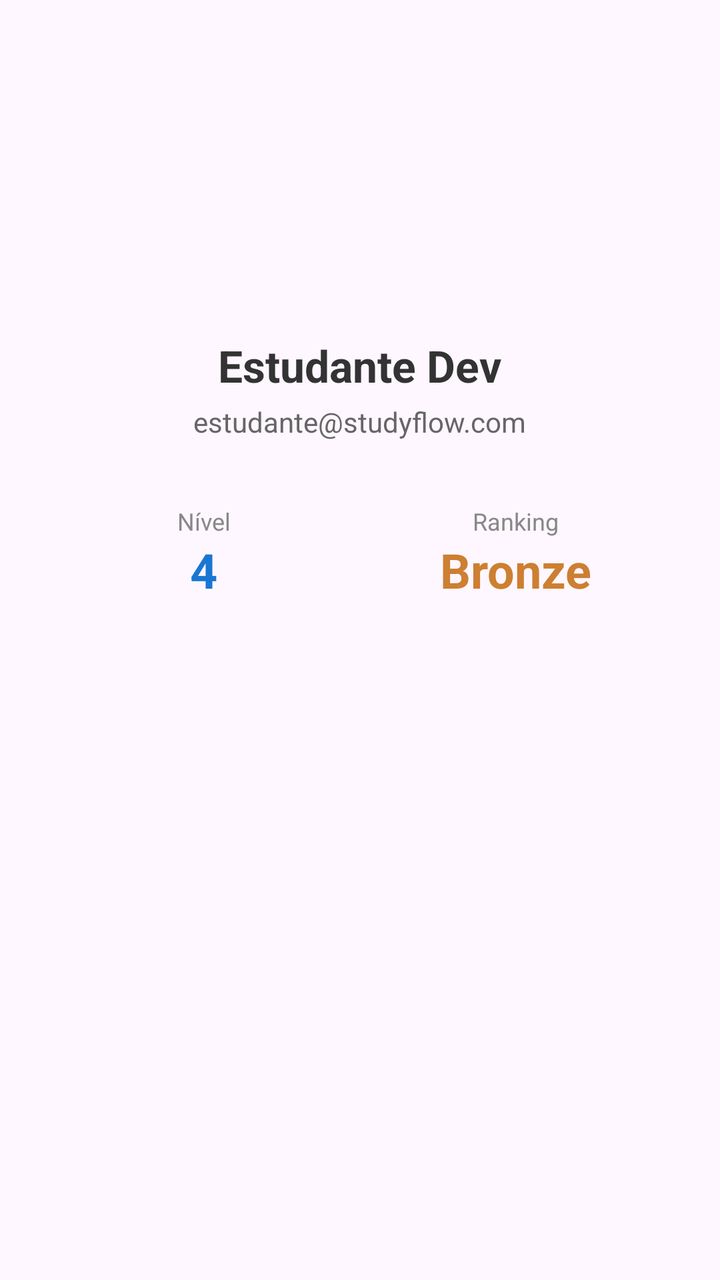
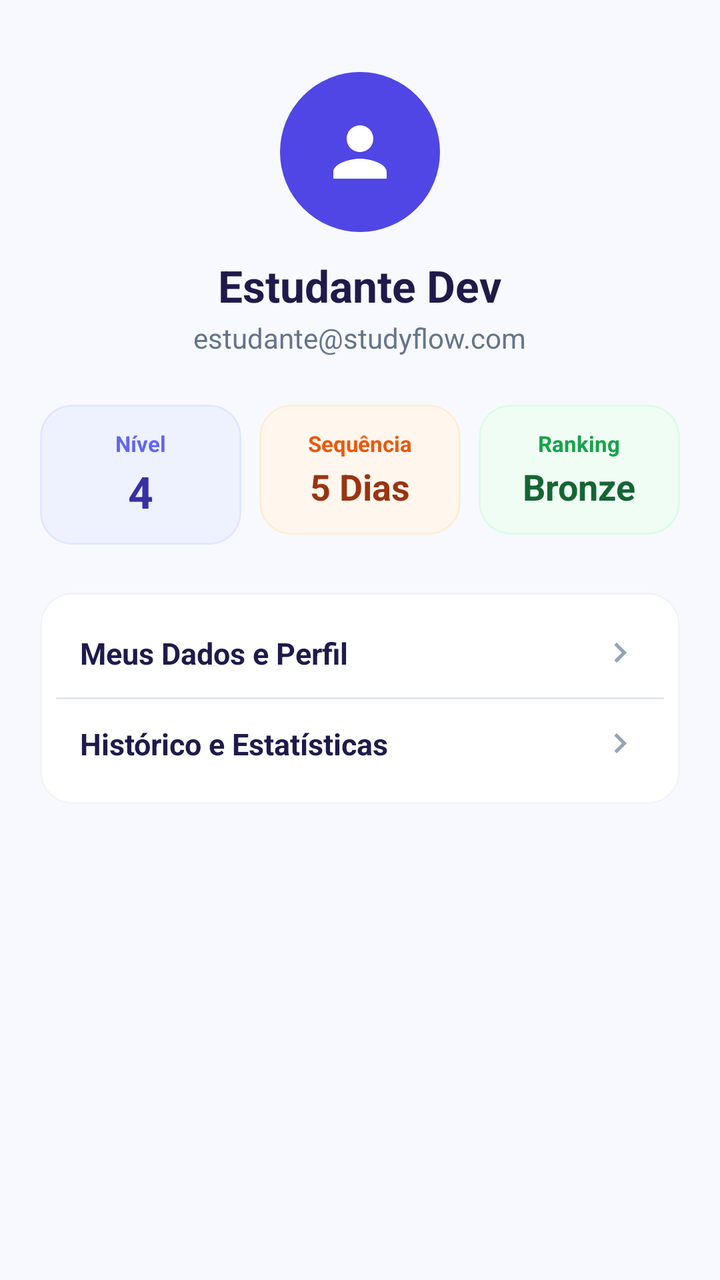

Compare the two renders of this Android layout. The source of the first and the diff that turns it into the second are given below.
<!-- AndroidManifest.xml: application theme Theme.StudyFlowDev -->
<!-- res/layout/fragment_perfil.xml -->
<?xml version="1.0" encoding="utf-8"?>
<LinearLayout xmlns:android="http://schemas.android.com/apk/res/android"
    android:layout_width="match_parent"
    android:layout_height="match_parent"
    android:orientation="vertical"
    android:gravity="center_horizontal"
    android:padding="24dp">

    <ImageView
        android:layout_width="96dp"
        android:layout_height="96dp"
        android:src="@android:drawable/sym_def_app_icon"
        android:layout_marginTop="32dp"
        android:layout_marginBottom="16dp"
        android:contentDescription="Foto do Perfil"/>

    <TextView
        android:layout_width="wrap_content"
        android:layout_height="wrap_content"
        android:text="Estudante Dev"
        android:textSize="22sp"
        android:textStyle="bold"
        android:textColor="#333333"
        android:layout_marginBottom="4dp"/>

    <TextView
        android:layout_width="wrap_content"
        android:layout_height="wrap_content"
        android:text="estudante@studyflow.com"
        android:textSize="14sp"
        android:textColor="#666666"
        android:layout_marginBottom="32dp"/>

    <LinearLayout
        android:layout_width="match_parent"
        android:layout_height="wrap_content"
        android:orientation="horizontal"
        android:gravity="center"
        android:weightSum="2">

        <LinearLayout
            android:layout_width="0dp"
            android:layout_height="wrap_content"
            android:layout_weight="1"
            android:orientation="vertical"
            android:gravity="center">

            <TextView
                android:layout_width="wrap_content"
                android:layout_height="wrap_content"
                android:text="Nível"
                android:textSize="12sp"
                android:textColor="#888888"/>

            <TextView
                android:layout_width="wrap_content"
                android:layout_height="wrap_content"
                android:text="4"
                android:textSize="24sp"
                android:textStyle="bold"
                android:textColor="#1976D2"/>
        </LinearLayout>

        <LinearLayout
            android:layout_width="0dp"
            android:layout_height="wrap_content"
            android:layout_weight="1"
            android:orientation="vertical"
            android:gravity="center">

            <TextView
                android:layout_width="wrap_content"
                android:layout_height="wrap_content"
                android:text="Ranking"
                android:textSize="12sp"
                android:textColor="#888888"/>

            <TextView
                android:layout_width="wrap_content"
                android:layout_height="wrap_content"
                android:text="Bronze"
                android:textSize="24sp"
                android:textStyle="bold"
                android:textColor="#CD7F32"/>
        </LinearLayout>
    </LinearLayout>

</LinearLayout>
<!-- resources referenced by this layout -->
<resources>
  <style name="Theme.StudyFlowDev" parent="Base.Theme.StudyFlowDev" />
  <style name="Base.Theme.StudyFlowDev" parent="Theme.Material3.DayNight.NoActionBar">
          
          
      </style>
</resources>

<!-- the commit's change to res/layout/fragment_perfil.xml (unified diff, before → after) -->
@@ -1,88 +1,252 @@
 <?xml version="1.0" encoding="utf-8"?>
-<LinearLayout xmlns:android="http://schemas.android.com/apk/res/android"
+<androidx.core.widget.NestedScrollView xmlns:android="http://schemas.android.com/apk/res/android"
+    xmlns:app="http://schemas.android.com/apk/res-auto"
     android:layout_width="match_parent"
     android:layout_height="match_parent"
-    android:orientation="vertical"
-    android:gravity="center_horizontal"
-    android:padding="24dp">
-
-    <ImageView
-        android:layout_width="96dp"
-        android:layout_height="96dp"
-        android:src="@android:drawable/sym_def_app_icon"
-        android:layout_marginTop="32dp"
-        android:layout_marginBottom="16dp"
-        android:contentDescription="Foto do Perfil"/>
-
-    <TextView
-        android:layout_width="wrap_content"
-        android:layout_height="wrap_content"
-        android:text="Estudante Dev"
-        android:textSize="22sp"
-        android:textStyle="bold"
-        android:textColor="#333333"
-        android:layout_marginBottom="4dp"/>
-
-    <TextView
-        android:layout_width="wrap_content"
-        android:layout_height="wrap_content"
-        android:text="estudante@studyflow.com"
-        android:textSize="14sp"
-        android:textColor="#666666"
-        android:layout_marginBottom="32dp"/>
+    android:fillViewport="true"
+    android:background="@color/bg_app">
 
     <LinearLayout
         android:layout_width="match_parent"
         android:layout_height="wrap_content"
-        android:orientation="horizontal"
-        android:gravity="center"
-        android:weightSum="2">
-
+        android:orientation="vertical"
+        android:gravity="center_horizontal"
+        android:padding="20dp">
+
+        
+        <FrameLayout
+            android:layout_width="80dp"
+            android:layout_height="80dp"
+            android:layout_marginTop="16dp"
+            android:layout_marginBottom="12dp"
+            android:background="@drawable/bg_circle_purple">
+
+            <ImageView
+                android:layout_width="40dp"
+                android:layout_height="40dp"
+                android:layout_gravity="center"
+                android:src="@drawable/ic_perfil"
+                app:tint="@color/white"
+                android:contentDescription="Foto de perfil" />
+        </FrameLayout>
+
+        
+        <TextView
+            android:id="@+id/text_nome_perfil"
+            android:layout_width="wrap_content"
+            android:layout_height="wrap_content"
+            android:text="Estudante Dev"
+            android:textSize="22sp"
+            android:textStyle="bold"
+            android:textColor="@color/text_primary" />
+
+        <TextView
+            android:id="@+id/text_email_perfil"
+            android:layout_width="wrap_content"
+            android:layout_height="wrap_content"
+            android:text="estudante@studyflow.com"
+            android:textSize="14sp"
+            android:textColor="@color/text_secondary"
+            android:layout_marginTop="2dp"
+            android:layout_marginBottom="24dp" />
+
+        
         <LinearLayout
-            android:layout_width="0dp"
-            android:layout_height="wrap_content"
-            android:layout_weight="1"
-            android:orientation="vertical"
-            android:gravity="center">
-
-            <TextView
-                android:layout_width="wrap_content"
-                android:layout_height="wrap_content"
-                android:text="Nível"
-                android:textSize="12sp"
-                android:textColor="#888888"/>
-
-            <TextView
-                android:layout_width="wrap_content"
-                android:layout_height="wrap_content"
-                android:text="4"
-                android:textSize="24sp"
-                android:textStyle="bold"
-                android:textColor="#1976D2"/>
+            android:layout_width="match_parent"
+            android:layout_height="wrap_content"
+            android:orientation="horizontal"
+            android:weightSum="3"
+            android:layout_marginBottom="24dp">
+
+            
+            <com.google.android.material.card.MaterialCardView
+                android:layout_width="0dp"
+                android:layout_height="wrap_content"
+                android:layout_weight="1"
+                android:layout_marginEnd="6dp"
+                app:cardCornerRadius="16dp"
+                app:cardElevation="0dp"
+                app:strokeWidth="1dp"
+                app:strokeColor="#E0E7FF"
+                app:cardBackgroundColor="@color/primary_purple_light">
+
+                <LinearLayout
+                    android:layout_width="match_parent"
+                    android:layout_height="wrap_content"
+                    android:orientation="vertical"
+                    android:gravity="center"
+                    android:padding="12dp">
+
+                    <TextView
+                        android:layout_width="wrap_content"
+                        android:layout_height="wrap_content"
+                        android:text="Nível"
+                        android:textSize="11sp"
+                        android:textStyle="bold"
+                        android:textColor="@color/primary_purple_medium" />
+
+                    <TextView
+                        android:layout_width="wrap_content"
+                        android:layout_height="wrap_content"
+                        android:text="4"
+                        android:textSize="22sp"
+                        android:textStyle="bold"
+                        android:textColor="@color/primary_purple_dark"
+                        android:layout_marginTop="2dp" />
+                </LinearLayout>
+            </com.google.android.material.card.MaterialCardView>
+
+            
+            <com.google.android.material.card.MaterialCardView
+                android:layout_width="0dp"
+                android:layout_height="wrap_content"
+                android:layout_weight="1"
+                android:layout_marginHorizontal="3dp"
+                app:cardCornerRadius="16dp"
+                app:cardElevation="0dp"
+                app:strokeWidth="1dp"
+                app:strokeColor="#FFEDD5"
+                app:cardBackgroundColor="@color/orange_light">
+
+                <LinearLayout
+                    android:layout_width="match_parent"
+                    android:layout_height="wrap_content"
+                    android:orientation="vertical"
+                    android:gravity="center"
+                    android:padding="12dp">
+
+                    <TextView
+                        android:layout_width="wrap_content"
+                        android:layout_height="wrap_content"
+                        android:text="Sequência"
+                        android:textSize="11sp"
+                        android:textStyle="bold"
+                        android:textColor="@color/orange_primary" />
+
+                    <TextView
+                        android:layout_width="wrap_content"
+                        android:layout_height="wrap_content"
+                        android:text="5 Dias"
+                        android:textSize="18sp"
+                        android:textStyle="bold"
+                        android:textColor="@color/orange_dark"
+                        android:layout_marginTop="2dp" />
+                </LinearLayout>
+            </com.google.android.material.card.MaterialCardView>
+
+            
+            <com.google.android.material.card.MaterialCardView
+                android:layout_width="0dp"
+                android:layout_height="wrap_content"
+                android:layout_weight="1"
+                android:layout_marginStart="6dp"
+                app:cardCornerRadius="16dp"
+                app:cardElevation="0dp"
+                app:strokeWidth="1dp"
+                app:strokeColor="#DCFCE7"
+                app:cardBackgroundColor="@color/green_light">
+
+                <LinearLayout
+                    android:layout_width="match_parent"
+                    android:layout_height="wrap_content"
+                    android:orientation="vertical"
+                    android:gravity="center"
+                    android:padding="12dp">
+
+                    <TextView
+                        android:layout_width="wrap_content"
+                        android:layout_height="wrap_content"
+                        android:text="Ranking"
+                        android:textSize="11sp"
+                        android:textStyle="bold"
+                        android:textColor="@color/green_primary" />
+
+                    <TextView
+                        android:layout_width="wrap_content"
+                        android:layout_height="wrap_content"
+                        android:text="Bronze"
+                        android:textSize="18sp"
+                        android:textStyle="bold"
+                        android:textColor="@color/green_dark"
+                        android:layout_marginTop="2dp" />
+                </LinearLayout>
+            </com.google.android.material.card.MaterialCardView>
+
         </LinearLayout>
 
-        <LinearLayout
-            android:layout_width="0dp"
-            android:layout_height="wrap_content"
-            android:layout_weight="1"
-            android:orientation="vertical"
-            android:gravity="center">
-
-            <TextView
-                android:layout_width="wrap_content"
-                android:layout_height="wrap_content"
-                android:text="Ranking"
-                android:textSize="12sp"
-                android:textColor="#888888"/>
-
-            <TextView
-                android:layout_width="wrap_content"
-                android:layout_height="wrap_content"
-                android:text="Bronze"
-                android:textSize="24sp"
-                android:textStyle="bold"
-                android:textColor="#CD7F32"/>
-        </LinearLayout>
+        
+        <com.google.android.material.card.MaterialCardView
+            android:layout_width="match_parent"
+            android:layout_height="wrap_content"
+            app:cardCornerRadius="16dp"
+            app:cardElevation="0dp"
+            app:strokeWidth="1dp"
+            app:strokeColor="@color/stroke_color"
+            app:cardBackgroundColor="@color/bg_card_white">
+
+            <LinearLayout
+                android:layout_width="match_parent"
+                android:layout_height="wrap_content"
+                android:orientation="vertical"
+                android:padding="8dp">
+
+                
+                <LinearLayout
+                    android:layout_width="match_parent"
+                    android:layout_height="wrap_content"
+                    android:orientation="horizontal"
+                    android:padding="12dp"
+                    android:gravity="center_vertical">
+
+                    <TextView
+                        android:layout_width="0dp"
+                        android:layout_height="wrap_content"
+                        android:layout_weight="1"
+                        android:text="Meus Dados e Perfil"
+                        android:textSize="15sp"
+                        android:textStyle="bold"
+                        android:textColor="@color/text_primary" />
+
+                    <ImageView
+                        android:layout_width="20dp"
+                        android:layout_height="20dp"
+                        android:src="@drawable/ic_chevron_right"
+                        app:tint="@color/text_muted"
+                        android:contentDescription="Opção perfil" />
+                </LinearLayout>
+
+                <View
+                    android:layout_width="match_parent"
+                    android:layout_height="1dp"
+                    android:background="@color/divider_color" />
+
+                
+                <LinearLayout
+                    android:layout_width="match_parent"
+                    android:layout_height="wrap_content"
+                    android:orientation="horizontal"
+                    android:padding="12dp"
+                    android:gravity="center_vertical">
+
+                    <TextView
+                        android:layout_width="0dp"
+                        android:layout_height="wrap_content"
+                        android:layout_weight="1"
+                        android:text="Histórico e Estatísticas"
+                        android:textSize="15sp"
+                        android:textStyle="bold"
+                        android:textColor="@color/text_primary" />
+
+                    <ImageView
+                        android:layout_width="20dp"
+                        android:layout_height="20dp"
+                        android:src="@drawable/ic_chevron_right"
+                        app:tint="@color/text_muted"
+                        android:contentDescription="Opção histórico" />
+                </LinearLayout>
+
+            </LinearLayout>
+        </com.google.android.material.card.MaterialCardView>
+
     </LinearLayout>
-
-</LinearLayout>
+</androidx.core.widget.NestedScrollView>
<!-- resource entries referenced after the edit -->
@@ -1,9 +1,57 @@
 <!-- resources referenced by this layout -->
 <resources>
+  <color name="bg_app">#F8F9FE</color>
+  <color name="bg_card_white">#FFFFFF</color>
+  <color name="divider_color">#E2E8F0</color>
+  <color name="green_dark">#166534</color>
+  <color name="green_light">#F0FDF4</color>
+  <color name="green_primary">#16A34A</color>
+  <color name="orange_dark">#9A3412</color>
+  <color name="orange_light">#FFF7ED</color>
+  <color name="orange_primary">#EA580C</color>
+  <color name="primary_purple_dark">#3730A3</color>
+  <color name="primary_purple_light">#EEF2FF</color>
+  <color name="primary_purple_medium">#6366F1</color>
+  <color name="stroke_color">#F1F5F9</color>
+  <color name="text_muted">#94A3B8</color>
+  <color name="text_primary">#1E1B4B</color>
+  <color name="text_secondary">#64748B</color>
+  <color name="white">#FFFFFFFF</color>
+  <!-- drawable bg_circle_purple (drawable) -->
+  <?xml version="1.0" encoding="utf-8"?>
+  <shape xmlns:android="http://schemas.android.com/apk/res/android"
+      android:shape="oval">
+      <solid android:color="#4F46E5"/>
+  </shape>
+  <!-- drawable ic_chevron_right (drawable) -->
+  <vector xmlns:android="http://schemas.android.com/apk/res/android"
+      android:width="24dp"
+      android:height="24dp"
+      android:viewportWidth="24"
+      android:viewportHeight="24">
+    <path
+        android:fillColor="#6366F1"
+        android:pathData="M10,6L8.59,7.41L13.17,12l-4.58,4.59L10,18l6,-6z"/>
+  </vector>
+  <!-- drawable ic_perfil (drawable) -->
+  <vector xmlns:android="http://schemas.android.com/apk/res/android"
+      android:width="24dp"
+      android:height="24dp"
+      android:viewportWidth="24"
+      android:viewportHeight="24">
+    <path
+        android:fillColor="#FF000000"
+        android:pathData="M12,12c2.21,0 4,-1.79 4,-4s-1.79,-4 -4,-4s-4,1.79 -4,4S9.79,12 12,12z M12,14c-2.67,0 -8,1.34 -8,4v2h16v-2C20,15.34 14.67,14 12,14z"/>
+  </vector>
   <style name="Theme.StudyFlowDev" parent="Base.Theme.StudyFlowDev" />
   <style name="Base.Theme.StudyFlowDev" parent="Theme.Material3.DayNight.NoActionBar">
-          
-          
+          <item name="colorPrimary">@color/primary_purple</item>
+          <item name="colorOnPrimary">@color/white</item>
+          <item name="colorSecondary">@color/orange_primary</item>
+          <item name="android:windowBackground">@color/bg_app</item>
+          <item name="android:statusBarColor">@color/bg_app</item>
+          <item name="android:windowLightStatusBar">true</item>
       </style>
+  <color name="primary_purple">#4F46E5</color>
 </resources>
 
